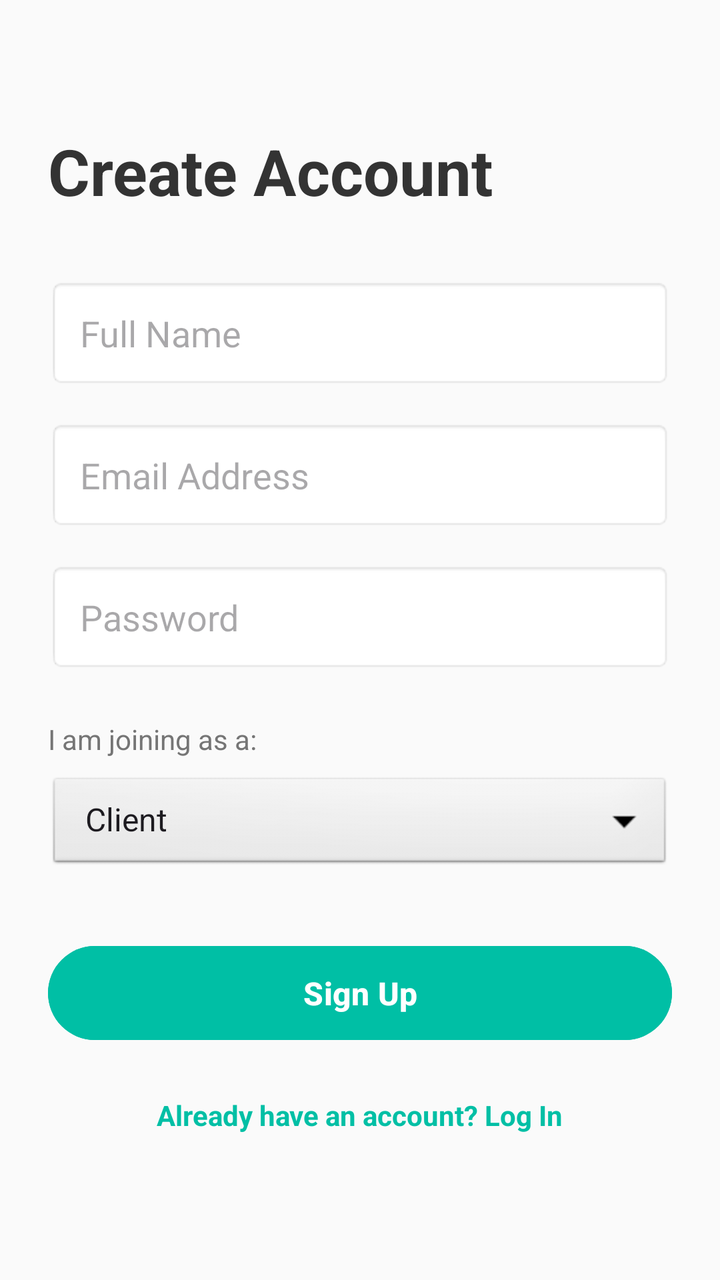
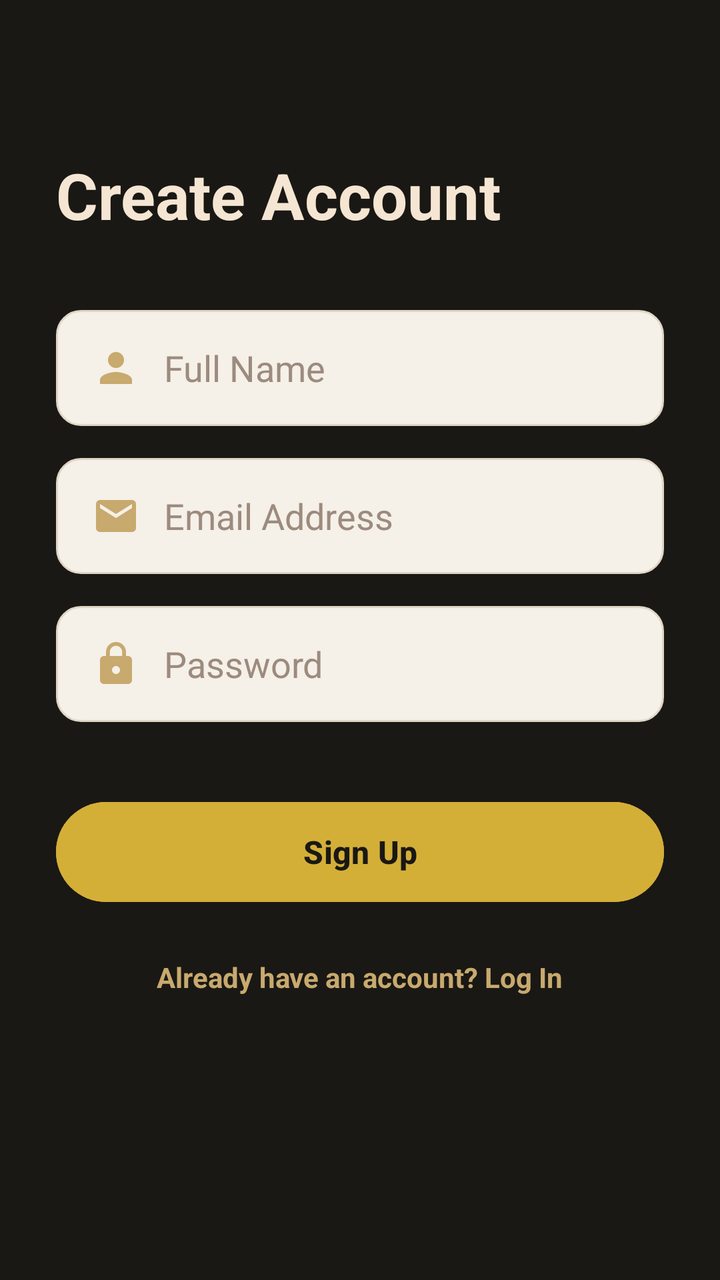

Two renders of the same Android screen: before a commit and after it. Below are the layout's source before the change and the commit's diff.
<!-- AndroidManifest.xml: application theme Theme.Trimly -->
<!-- res/layout/fragment_signup.xml -->
<?xml version="1.0" encoding="utf-8"?>
<androidx.constraintlayout.widget.ConstraintLayout
    xmlns:android="http://schemas.android.com/apk/res/android"
    xmlns:app="http://schemas.android.com/apk/res-auto"
    android:layout_width="match_parent"
    android:layout_height="match_parent"
    android:background="#FAFAFA"
    android:padding="24dp">

    <TextView
        android:id="@+id/tv_signup_title"
        android:layout_width="wrap_content"
        android:layout_height="wrap_content"
        android:layout_marginTop="40dp"
        android:text="Create Account"
        android:textColor="#333333"
        android:textSize="32sp"
        android:textStyle="bold"
        app:layout_constraintStart_toStartOf="parent"
        app:layout_constraintTop_toTopOf="parent" />

    <EditText
        android:id="@+id/et_signup_name"
        android:layout_width="match_parent"
        android:layout_height="55dp"
        android:layout_marginTop="32dp"
        android:background="@android:drawable/editbox_background_normal"
        android:hint="Full Name"
        android:inputType="textPersonName"
        android:paddingStart="16dp"
        app:layout_constraintTop_toBottomOf="@id/tv_signup_title" />

    <EditText
        android:id="@+id/et_signup_email"
        android:layout_width="match_parent"
        android:layout_height="55dp"
        android:layout_marginTop="16dp"
        android:background="@android:drawable/editbox_background_normal"
        android:hint="Email Address"
        android:inputType="textEmailAddress"
        android:paddingStart="16dp"
        app:layout_constraintTop_toBottomOf="@id/et_signup_name" />

    <EditText
        android:id="@+id/et_signup_password"
        android:layout_width="match_parent"
        android:layout_height="55dp"
        android:layout_marginTop="16dp"
        android:background="@android:drawable/editbox_background_normal"
        android:hint="Password"
        android:inputType="textPassword"
        android:paddingStart="16dp"
        app:layout_constraintTop_toBottomOf="@id/et_signup_email" />

    <TextView
        android:id="@+id/tv_role_label"
        android:layout_width="wrap_content"
        android:layout_height="wrap_content"
        android:layout_marginTop="24dp"
        android:text="I am joining as a:"
        android:textColor="#757575"
        app:layout_constraintStart_toStartOf="parent"
        app:layout_constraintTop_toBottomOf="@id/et_signup_password" />

    <Spinner
        android:id="@+id/spinner_role"
        android:layout_width="match_parent"
        android:layout_height="50dp"
        android:layout_marginTop="8dp"
        android:background="@android:drawable/btn_dropdown"
        android:entries="@array/role_options"
        app:layout_constraintTop_toBottomOf="@id/tv_role_label" />

    <Button
        android:id="@+id/btn_signup"
        android:layout_width="match_parent"
        android:layout_height="55dp"
        android:layout_marginTop="32dp"
        android:backgroundTint="#00BFA5"
        android:text="Sign Up"
        android:textColor="@android:color/white"
        android:textSize="16sp"
        android:textStyle="bold"
        app:layout_constraintTop_toBottomOf="@id/spinner_role" />

    <TextView
        android:id="@+id/tv_go_to_login"
        android:layout_width="wrap_content"
        android:layout_height="wrap_content"
        android:layout_marginTop="24dp"
        android:text="Already have an account? Log In"
        android:textColor="#00BFA5"
        android:textStyle="bold"
        app:layout_constraintEnd_toEndOf="parent"
        app:layout_constraintStart_toStartOf="parent"
        app:layout_constraintTop_toBottomOf="@id/btn_signup" />

</androidx.constraintlayout.widget.ConstraintLayout>
<!-- resources referenced by this layout -->
<resources>
  <string-array name="role_options">
          <item>Client</item>
          <item>Barber</item>
      </string-array>
  <style name="Theme.Trimly" parent="Base.Theme.Trimly" />
  <style name="Base.Theme.Trimly" parent="Theme.Material3.DayNight.NoActionBar">
          
          
      </style>
</resources>

<!-- the commit's change to res/layout/fragment_signup.xml (unified diff, before → after) -->
@@ -4,92 +4,94 @@
     xmlns:app="http://schemas.android.com/apk/res-auto"
     android:layout_width="match_parent"
     android:layout_height="match_parent"
-    android:background="#FAFAFA"
-    android:padding="24dp">
+    android:background="#1A1814"
+    android:padding="28dp">
 
+    
     <TextView
         android:id="@+id/tv_signup_title"
         android:layout_width="wrap_content"
         android:layout_height="wrap_content"
-        android:layout_marginTop="40dp"
+        android:layout_marginTop="48dp"
         android:text="Create Account"
-        android:textColor="#333333"
+        android:textColor="#F5E6D3"
         android:textSize="32sp"
         android:textStyle="bold"
         app:layout_constraintStart_toStartOf="parent"
         app:layout_constraintTop_toTopOf="parent" />
 
+    
     <EditText
         android:id="@+id/et_signup_name"
         android:layout_width="match_parent"
-        android:layout_height="55dp"
-        android:layout_marginTop="32dp"
-        android:background="@android:drawable/editbox_background_normal"
+        android:layout_height="58dp"
+        android:layout_marginTop="36dp"
+        android:background="@drawable/bg_input_beige"
         android:hint="Full Name"
+        android:textColor="#1A1814"
+        android:textColorHint="#9C8B7E"
         android:inputType="textPersonName"
-        android:paddingStart="16dp"
+        android:paddingStart="18dp"
+        android:drawableStart="@drawable/ic_user"
+        android:drawablePadding="12dp"
+        android:drawableTint="#C8A96E"
         app:layout_constraintTop_toBottomOf="@id/tv_signup_title" />
 
+    
     <EditText
         android:id="@+id/et_signup_email"
         android:layout_width="match_parent"
-        android:layout_height="55dp"
+        android:layout_height="58dp"
         android:layout_marginTop="16dp"
-        android:background="@android:drawable/editbox_background_normal"
+        android:background="@drawable/bg_input_beige"
         android:hint="Email Address"
+        android:textColor="#1A1814"
+        android:textColorHint="#9C8B7E"
         android:inputType="textEmailAddress"
-        android:paddingStart="16dp"
+        android:paddingStart="18dp"
+        android:drawableStart="@drawable/email_icon"
+        android:drawablePadding="12dp"
+        android:drawableTint="#C8A96E"
         app:layout_constraintTop_toBottomOf="@id/et_signup_name" />
 
+    
     <EditText
         android:id="@+id/et_signup_password"
         android:layout_width="match_parent"
-        android:layout_height="55dp"
+        android:layout_height="58dp"
         android:layout_marginTop="16dp"
-        android:background="@android:drawable/editbox_background_normal"
+        android:background="@drawable/bg_input_beige"
         android:hint="Password"
+        android:textColor="#1A1814"
+        android:textColorHint="#9C8B7E"
         android:inputType="textPassword"
-        android:paddingStart="16dp"
+        android:paddingStart="18dp"
+        android:drawableStart="@drawable/ic_lock"
+        android:drawablePadding="12dp"
+        android:drawableTint="#C8A96E"
         app:layout_constraintTop_toBottomOf="@id/et_signup_email" />
 
-    <TextView
-        android:id="@+id/tv_role_label"
-        android:layout_width="wrap_content"
-        android:layout_height="wrap_content"
-        android:layout_marginTop="24dp"
-        android:text="I am joining as a:"
-        android:textColor="#757575"
-        app:layout_constraintStart_toStartOf="parent"
-        app:layout_constraintTop_toBottomOf="@id/et_signup_password" />
-
-    <Spinner
-        android:id="@+id/spinner_role"
-        android:layout_width="match_parent"
-        android:layout_height="50dp"
-        android:layout_marginTop="8dp"
-        android:background="@android:drawable/btn_dropdown"
-        android:entries="@array/role_options"
-        app:layout_constraintTop_toBottomOf="@id/tv_role_label" />
-
+    
     <Button
         android:id="@+id/btn_signup"
         android:layout_width="match_parent"
-        android:layout_height="55dp"
-        android:layout_marginTop="32dp"
-        android:backgroundTint="#00BFA5"
+        android:layout_height="58dp"
+        android:layout_marginTop="36dp"
+        android:backgroundTint="#D4AF37"
         android:text="Sign Up"
-        android:textColor="@android:color/white"
+        android:textColor="#1A1814"
         android:textSize="16sp"
         android:textStyle="bold"
-        app:layout_constraintTop_toBottomOf="@id/spinner_role" />
+        app:layout_constraintTop_toBottomOf="@id/et_signup_password" />
 
+    
     <TextView
         android:id="@+id/tv_go_to_login"
         android:layout_width="wrap_content"
         android:layout_height="wrap_content"
         android:layout_marginTop="24dp"
         android:text="Already have an account? Log In"
-        android:textColor="#00BFA5"
+        android:textColor="#C8A96E"
         android:textStyle="bold"
         app:layout_constraintEnd_toEndOf="parent"
         app:layout_constraintStart_toStartOf="parent"
<!-- resource entries referenced after the edit -->
@@ -1,9 +1,44 @@
 <!-- resources referenced by this layout -->
 <resources>
-  <string-array name="role_options">
-          <item>Client</item>
-          <item>Barber</item>
-      </string-array>
+  <!-- drawable bg_input_beige (drawable) -->
+  <shape xmlns:android="http://schemas.android.com/apk/res/android">
+      <solid android:color="#F5F0E8"/>
+      <corners android:radius="12dp"/>
+      <stroke android:color="#E0D5C5" android:width="1dp"/>
+  </shape>
+  <!-- drawable email_icon (drawable) -->
+  <vector xmlns:android="http://schemas.android.com/apk/res/android"
+      android:width="24dp"
+      android:height="24dp"
+      android:viewportWidth="24"
+      android:viewportHeight="24"
+      android:tint="#D4AF37">
+      <path
+          android:fillColor="@android:color/white"
+          android:pathData="M20,4H4C2.9,4 2.01,4.9 2.01,6L2,18c0,1.1 0.9,2 2,2h16c1.1,0 2,-0.9 2,-2V6c0,-1.1 -0.9,-2 -2,-2zM20,8l-8,5 -8,-5V6l8,5 8,-5V8z"/>
+  </vector>
+  <!-- drawable ic_lock (drawable) -->
+  <vector xmlns:android="http://schemas.android.com/apk/res/android"
+      android:width="24dp"
+      android:height="24dp"
+      android:viewportWidth="24"
+      android:viewportHeight="24"
+      android:tint="#C8A96E">
+      <path
+          android:fillColor="#1A1814"
+          android:pathData="M18,8h-1L17,6c0,-2.76 -2.24,-5 -5,-5S7,3.24 7,6v2L6,8c-1.1,0 -2,0.9 -2,2v10c0,1.1 0.9,2 2,2h12c1.1,0 2,-0.9 2,-2L20,10c0,-1.1 -0.9,-2 -2,-2zM12,17c-1.1,0 -2,-0.9 -2,-2s0.9,-2 2,-2 2,0.9 2,2 -0.9,2 -2,2zM15.1,8L8.9,8L8.9,6c0,-1.71 1.39,-3.1 3.1,-3.1 1.71,0 3.1,1.39 3.1,3.1v2z"/>
+  </vector>
+  <!-- drawable ic_user (drawable) -->
+  <vector xmlns:android="http://schemas.android.com/apk/res/android"
+      android:width="24dp"
+      android:height="24dp"
+      android:viewportWidth="24"
+      android:viewportHeight="24"
+      android:tint="#C8A96E">
+      <path
+          android:fillColor="#1A1814"
+          android:pathData="M12,12c2.21,0 4,-1.79 4,-4s-1.79,-4 -4,-4 -4,1.79 -4,4 1.79,4 4,4zM12,14c-2.67,0 -8,1.34 -8,4v2h16v-2c0,-2.66 -5.33,-4 -8,-4z"/>
+  </vector>
   <style name="Theme.Trimly" parent="Base.Theme.Trimly" />
   <style name="Base.Theme.Trimly" parent="Theme.Material3.DayNight.NoActionBar">
           
